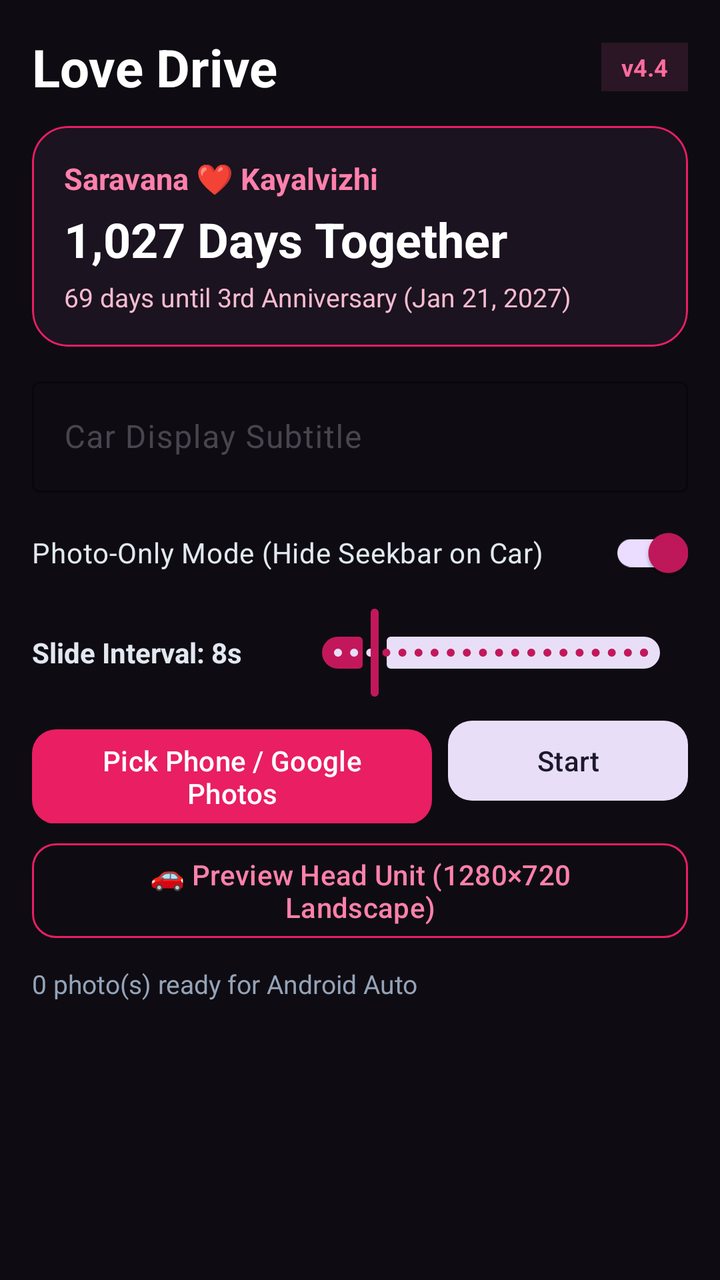
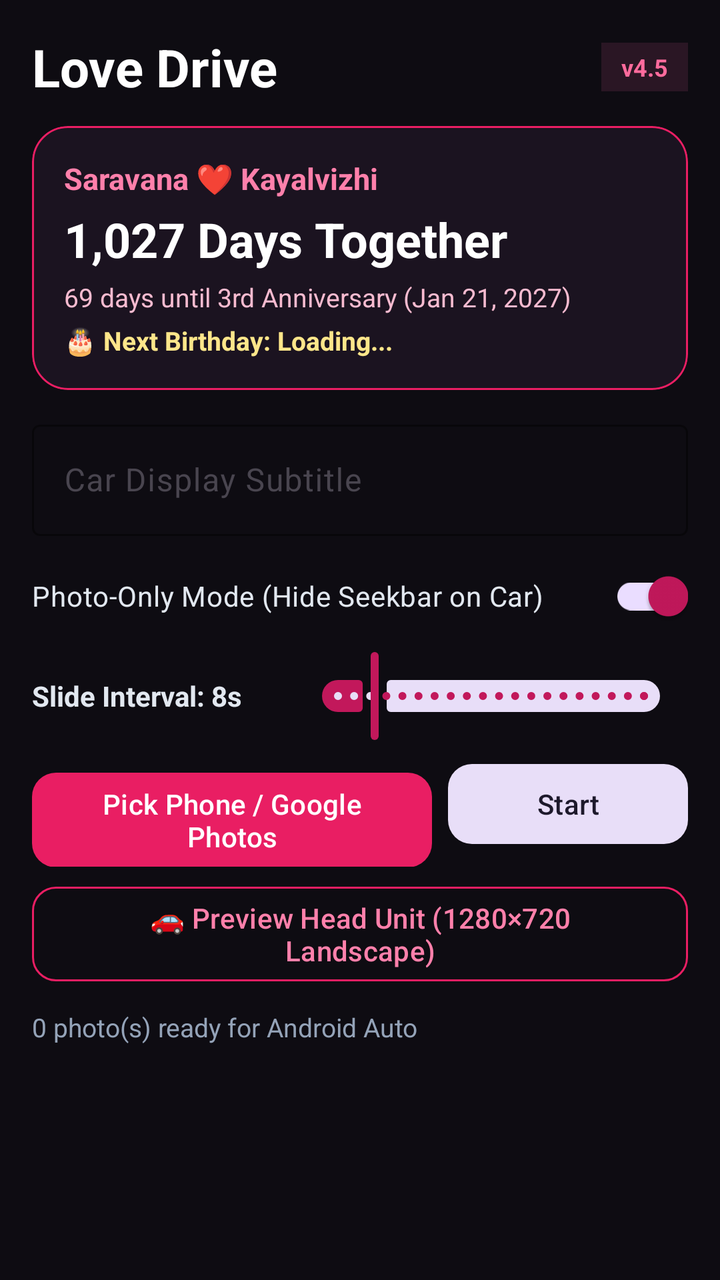

Screens rendered from an Android XML layout before and after an edit, with the pre-edit source and the edit as a unified diff.
<!-- AndroidManifest.xml: application theme Theme.LoveDrive -->
<!-- res/layout/activity_main.xml -->
<?xml version="1.0" encoding="utf-8"?>
<LinearLayout xmlns:android="http://schemas.android.com/apk/res/android"
    xmlns:app="http://schemas.android.com/apk/res-auto"
    android:layout_width="match_parent"
    android:layout_height="match_parent"
    android:orientation="vertical"
    android:padding="16dp"
    android:background="#0E0C12">

    <LinearLayout
        android:layout_width="match_parent"
        android:layout_height="wrap_content"
        android:gravity="center_vertical"
        android:orientation="horizontal">

        <TextView
            android:layout_width="0dp"
            android:layout_height="wrap_content"
            android:layout_weight="1"
            android:text="Love Drive"
            android:textSize="26sp"
            android:textStyle="bold"
            android:textColor="#FFFFFF" />

        <TextView
            android:layout_width="wrap_content"
            android:layout_height="wrap_content"
            android:background="#2A1624"
            android:paddingHorizontal="10dp"
            android:paddingVertical="4dp"
            android:text="v4.4"
            android:textSize="12sp"
            android:textStyle="bold"
            android:textColor="#FF6B9D" />
    </LinearLayout>

    <com.google.android.material.card.MaterialCardView
        android:layout_width="match_parent"
        android:layout_height="wrap_content"
        android:layout_marginTop="12dp"
        app:cardCornerRadius="18dp"
        app:cardBackgroundColor="#1B1320"
        app:strokeColor="#E91E63"
        app:strokeWidth="1dp">

        <LinearLayout
            android:layout_width="match_parent"
            android:layout_height="wrap_content"
            android:orientation="vertical"
            android:padding="16dp">

            <TextView
                android:layout_width="match_parent"
                android:layout_height="wrap_content"
                android:id="@+id/tvGreeting"
                android:text="Saravana ❤️ Kayalvizhi"
                android:textSize="15sp"
                android:textStyle="bold"
                android:textColor="#FF80AB" />

            <TextView
                android:id="@+id/tvDaysTogether"
                android:layout_width="match_parent"
                android:layout_height="wrap_content"
                android:layout_marginTop="4dp"
                android:text="1,027 Days Together"
                android:textSize="24sp"
                android:textStyle="bold"
                android:textColor="#FFFFFF" />

            <TextView
                android:id="@+id/tvNextAnniversary"
                android:layout_width="match_parent"
                android:layout_height="wrap_content"
                android:layout_marginTop="4dp"
                android:text="69 days until 3rd Anniversary (Jan 21, 2027)"
                android:textSize="13sp"
                android:textColor="#F8BBD0" />
        </LinearLayout>
    </com.google.android.material.card.MaterialCardView>

    <com.google.android.material.textfield.TextInputLayout
        android:layout_width="match_parent"
        android:layout_height="wrap_content"
        android:layout_marginTop="12dp"
        android:hint="Car Display Subtitle"
        app:boxStrokeColor="#E91E63"
        app:hintTextColor="#FF80AB"
        style="@style/Widget.Material3.TextInputLayout.OutlinedBox">

        <com.google.android.material.textfield.TextInputEditText
            android:id="@+id/etSubtitle"
            android:layout_width="match_parent"
            android:layout_height="wrap_content"
            android:textColor="#FFFFFF"
            android:singleLine="true" />
    </com.google.android.material.textfield.TextInputLayout>

    <com.google.android.material.switchmaterial.SwitchMaterial
        android:id="@+id/switchHideSeekbar"
        android:layout_width="match_parent"
        android:layout_height="wrap_content"
        android:layout_marginTop="6dp"
        android:text="Photo-Only Mode (Hide Seekbar on Car)"
        android:textColor="#E2E8F0"
        android:checked="true" />

    <LinearLayout
        android:layout_width="match_parent"
        android:layout_height="wrap_content"
        android:layout_marginTop="2dp"
        android:gravity="center_vertical"
        android:orientation="horizontal">

        <TextView
            android:id="@+id/tvIntervalLabel"
            android:layout_width="0dp"
            android:layout_height="wrap_content"
            android:layout_weight="1"
            android:text="Slide Interval: 8s"
            android:textSize="14sp"
            android:textStyle="bold"
            android:textColor="#E2E8F0" />

        <com.google.android.material.slider.Slider
            android:id="@+id/sliderInterval"
            android:layout_width="0dp"
            android:layout_height="wrap_content"
            android:layout_weight="1.5"
            android:valueFrom="5"
            android:valueTo="30"
            android:stepSize="1"
            android:value="8" />
    </LinearLayout>

    <LinearLayout
        android:layout_width="match_parent"
        android:layout_height="wrap_content"
        android:layout_marginTop="6dp"
        android:orientation="horizontal">

        <com.google.android.material.button.MaterialButton
            android:id="@+id/btnAddPhotos"
            android:layout_width="0dp"
            android:layout_height="wrap_content"
            android:layout_weight="1.25"
            android:layout_marginEnd="8dp"
            android:text="Pick Phone / Google Photos"
            app:backgroundTint="#E91E63"
            app:cornerRadius="12dp" />

        <com.google.android.material.button.MaterialButton
            android:id="@+id/btnTogglePlay"
            style="@style/Widget.Material3.Button.TonalButton"
            android:layout_width="0dp"
            android:layout_height="wrap_content"
            android:layout_weight="0.75"
            android:text="Start"
            app:cornerRadius="12dp" />
    </LinearLayout>

    <com.google.android.material.button.MaterialButton
        android:id="@+id/btnPreviewHeadUnit"
        style="@style/Widget.Material3.Button.OutlinedButton"
        android:layout_width="match_parent"
        android:layout_height="wrap_content"
        android:layout_marginTop="6dp"
        android:text="🚗 Preview Head Unit (1280×720 Landscape)"
        android:textColor="#FF80AB"
        app:strokeColor="#E91E63"
        app:cornerRadius="12dp" />

    <TextView
        android:id="@+id/tvCount" 
        android:layout_width="match_parent"
        android:layout_height="wrap_content"
        android:layout_marginTop="10dp"
        android:text="0 photo(s) ready for Android Auto"
        android:textSize="13sp"
        android:textColor="#94A3B8" />

    <androidx.recyclerview.widget.RecyclerView
        android:id="@+id/rvPhotos"
        android:layout_width="match_parent"
        android:layout_height="0dp"
        android:layout_weight="1"
        android:layout_marginTop="8dp" />

</LinearLayout>
<!-- resources referenced by this layout -->
<resources>
  <style name="Theme.LoveDrive" parent="Theme.Material3.DayNight.NoActionBar">
          <item name="colorPrimary">#C2185B</item>
          <item name="colorOnPrimary">#FFFFFF</item>
          <item name="colorSecondary">#AD1457</item>
          <item name="android:statusBarColor">#880E4F</item>
      </style>
</resources>

<!-- the commit's change to res/layout/activity_main.xml (unified diff, before → after) -->
@@ -28,7 +28,7 @@
             android:background="#2A1624"
             android:paddingHorizontal="10dp"
             android:paddingVertical="4dp"
-            android:text="v4.4"
+            android:text="v4.5"
             android:textSize="12sp"
             android:textStyle="bold"
             android:textColor="#FF6B9D" />
@@ -76,6 +76,16 @@
                 android:text="69 days until 3rd Anniversary (Jan 21, 2027)"
                 android:textSize="13sp"
                 android:textColor="#F8BBD0" />
+
+            <TextView
+                android:id="@+id/tvNextBirthday"
+                android:layout_width="match_parent"
+                android:layout_height="wrap_content"
+                android:layout_marginTop="4dp"
+                android:text="🎂 Next Birthday: Loading..."
+                android:textSize="13sp"
+                android:textStyle="bold"
+                android:textColor="#FDE68A" />
         </LinearLayout>
     </com.google.android.material.card.MaterialCardView>
 
